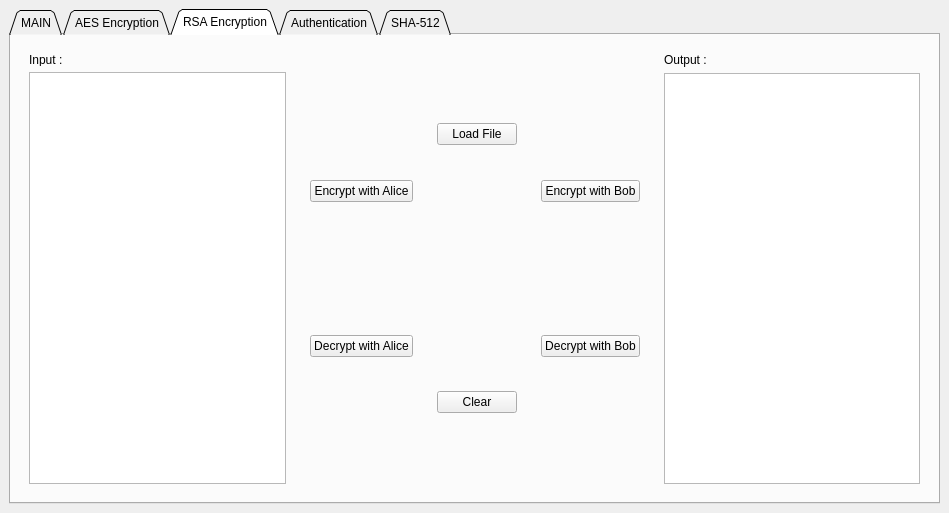
Before: the Qt Designer form src/GUI.ui in MostafaMonged/Computer_Security_Project, drawn with Qt 5.
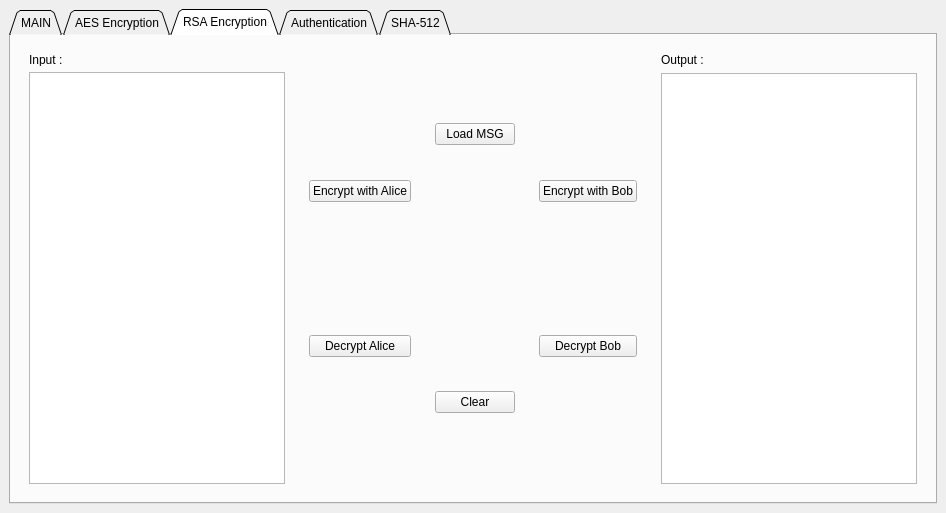
After: the same form once the commit is applied. The open tabs and pages were chosen to show the change.

What changed in the file:
```diff
--- a/src/GUI.ui
+++ b/src/GUI.ui
@@ -6,7 +6,7 @@
    <rect>
     <x>0</x>
     <y>0</y>
-    <width>949</width>
+    <width>927</width>
     <height>510</height>
    </rect>
   </property>
@@ -1031,7 +1031,7 @@
            <item>
             <widget class="QPushButton" name="RSA_Alice_Dec">
              <property name="text">
-              <string>Decrypt with Alice</string>
+              <string>Decrypt Alice</string>
              </property>
             </widget>
            </item>
@@ -1047,7 +1047,7 @@
            <item>
             <widget class="QPushButton" name="Load_File_RSA">
              <property name="text">
-              <string>Load File</string>
+              <string>Load MSG</string>
              </property>
             </widget>
            </item>
@@ -1124,7 +1124,7 @@
            <item>
             <widget class="QPushButton" name="RSA_Bob_Dec">
              <property name="text">
-              <string>Decrypt with Bob</string>
+              <string>Decrypt Bob</string>
              </property>
             </widget>
            </item>
```
Left out of the diff: 2 changed lines with no effect on the pictures.
